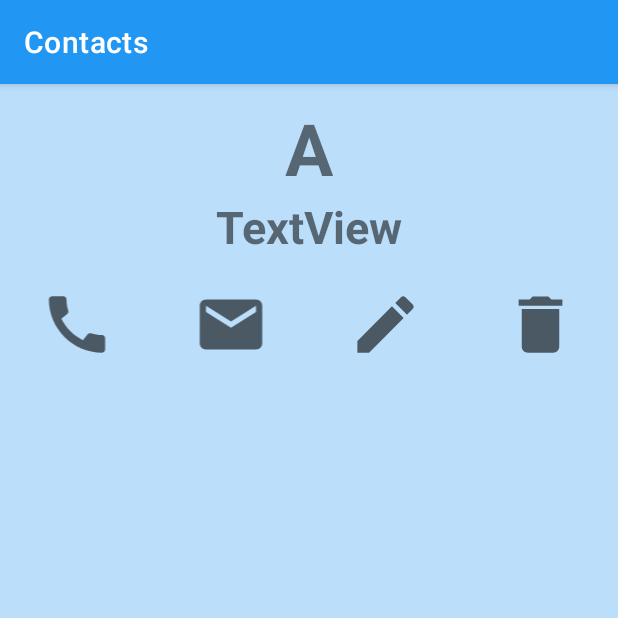
After one commit to HasanM99/ContactsAPP, an Android app: the ContactInfo screen opened directly, with no data from a screen before it, on a phone screen of 412 x 824 dp, the top half of it. The commit adds this screen. Run offline under Robolectric (Android 15) with nearby library versions, the phone set to English and light mode, and no system bars; libraries missing offline, so code that uses them is left out: com.backendless, com.backendless.async, com.backendless.exceptions; 5 statements that could not run were skipped.

Commit message:
Creating the ContactInfo.java and adding edit & delete.

```diff
--- a/app/src/main/AndroidManifest.xml
+++ b/app/src/main/AndroidManifest.xml
@@ -12,7 +12,9 @@
         android:roundIcon="@mipmap/ic_launcher_round"
         android:supportsRtl="true"
         android:theme="@style/Theme.Contacts">
-        android:networkSecurityConfig="@xml/network_security_config"
+        <activity
+            android:name=".ContactInfo"
+            android:exported="false" />
         <activity
             android:name=".ContactList"
             android:exported="false" />
--- /dev/null
+++ b/app/src/main/java/com/example/contacts/ContactInfo.java
@@ -0,0 +1,239 @@
+package com.example.contacts;
+
+import androidx.appcompat.app.AlertDialog;
+import androidx.appcompat.app.AppCompatActivity;
+
+import android.animation.Animator;
+import android.animation.AnimatorListenerAdapter;
+import android.annotation.TargetApi;
+import android.content.DialogInterface;
+import android.content.Intent;
+import android.net.Uri;
+import android.os.Build;
+import android.os.Bundle;
+import android.view.View;
+import android.widget.Button;
+import android.widget.EditText;
+import android.widget.ImageView;
+import android.widget.TextView;
+import android.widget.Toast;
+
+import com.backendless.Backendless;
+import com.backendless.async.callback.AsyncCallback;
+import com.backendless.async.callback.Result;
+import com.backendless.exceptions.BackendlessFault;
+
+import java.util.Locale;
+
+public class ContactInfo extends AppCompatActivity {
+
+    TextView tvChar, tvName;
+    ImageView ivCall, ivMail, ivEdit, ivDelete;
+    EditText etName, etMail, etTel;
+    Button btnSubmit;
+
+    private View mProgressView;
+    private View mLoginFormView;
+    private TextView tvLoad;
+
+    boolean edit = false;
+
+    @Override
+    protected void onCreate(Bundle savedInstanceState) {
+        super.onCreate(savedInstanceState);
+        setContentView(R.layout.activity_contact_info);
+
+        mLoginFormView = findViewById(R.id.login_form);
+        mProgressView = findViewById(R.id.login_progress);
+        tvLoad = findViewById(R.id.tvLoad);
+
+        tvChar = findViewById(R.id.tvChar);
+        tvName = findViewById(R.id.tvName);
+
+        ivCall = findViewById(R.id.ivCall);
+        ivMail = findViewById(R.id.ivMail);
+        ivEdit = findViewById(R.id.ivEdit);
+        ivDelete = findViewById(R.id.ivDelete);
+
+        etName = findViewById(R.id.etName);
+        etMail = findViewById(R.id.etMail);
+        etTel = findViewById(R.id.etTel);
+
+        btnSubmit = findViewById(R.id.btnSubmit);
+
+        etName.setVisibility(View.GONE);
+        etMail.setVisibility(View.GONE);
+        etTel.setVisibility(View.GONE);
+        btnSubmit.setVisibility(View.GONE);
+
+        final int index = getIntent().getIntExtra("index", 0);
+
+        etName.setText(ApplicationClass.contacts.get(index).getName());
+        etMail.setText(ApplicationClass.contacts.get(index).getEmail());
+        etTel.setText(ApplicationClass.contacts.get(index).getNumber());
+
+
+        tvChar.setText(ApplicationClass.contacts.get(index).getName().toUpperCase().charAt(0)+"");
+        tvName.setText(ApplicationClass.contacts.get(index).getName());
+
+        ivCall.setOnClickListener(new View.OnClickListener() {
+            @Override
+            public void onClick(View view) {
+                String uri = "tel:" + ApplicationClass.contacts.get(index).getNumber();
+                Intent intent = new Intent(Intent.ACTION_DIAL);
+                intent.setData(Uri.parse(uri));
+                startActivity(intent);
+            }
+        });
+
+        ivMail.setOnClickListener(new View.OnClickListener() {
+            @Override
+            public void onClick(View view) {
+                Intent intent = new Intent(Intent.ACTION_SEND);
+                intent.setType("text/html");
+                intent.putExtra(Intent.EXTRA_EMAIL, ApplicationClass.contacts.get(index).getEmail());
+                startActivity(Intent.createChooser(intent,"send mail to "+ApplicationClass.contacts.get(index).getName()));
+            }
+        });
+
+        ivEdit.setOnClickListener(new View.OnClickListener() {
+            @Override
+            public void onClick(View view) {
+                edit = !edit;
+                if (edit){
+                    etName.setVisibility(View.VISIBLE);
+                    etMail.setVisibility(View.VISIBLE);
+                    etTel.setVisibility(View.VISIBLE);
+                    btnSubmit.setVisibility(View.VISIBLE);
+                }
+                else {
+                    etName.setVisibility(View.GONE);
+                    etMail.setVisibility(View.GONE);
+                    etTel.setVisibility(View.GONE);
+                    btnSubmit.setVisibility(View.GONE);
+                }
+            }
+        });
+
+        ivDelete.setOnClickListener(new View.OnClickListener() {
+            @Override
+            public void onClick(View view) {
+                final AlertDialog.Builder dialog = new AlertDialog.Builder(ContactInfo.this);
+                dialog.setMessage("Are you sure you want to delete this contact?");
+                dialog.setPositiveButton("YES", new DialogInterface.OnClickListener() {
+                    @Override
+                    public void onClick(DialogInterface dialogInterface, int i) {
+
+                        showProgress(true);
+                        tvLoad.setText("Deleting contact..");
+
+                        Backendless.Persistence.of(Contacts.class).remove(ApplicationClass.contacts.get(index),
+                                new AsyncCallback<Long>() {
+                                    @Override
+                                    public void handleResponse(Long response) {
+                                        ApplicationClass.contacts.remove(index);
+                                        Toast.makeText(ContactInfo.this, "Contact successfully deleted!", Toast.LENGTH_SHORT).show();
+                                        setResult(RESULT_OK);
+                                        ContactInfo.this.finish();
+                                    }
+
+                                    @Override
+                                    public void handleFault(BackendlessFault fault) {
+                                        Toast.makeText(ContactInfo.this, "Error: "+ fault.getMessage(), Toast.LENGTH_SHORT).show();
+                                    }
+                                });
+
+                    }
+                });
+
+                dialog.setNegativeButton("NO", new DialogInterface.OnClickListener() {
+                    @Override
+                    public void onClick(DialogInterface dialogInterface, int i) {
+
+                    }
+                });
+
+                dialog.show();
+            }
+        });
+
+        btnSubmit.setOnClickListener(new View.OnClickListener() {
+            @Override
+            public void onClick(View view) {
+                if(etName.getText().toString().isEmpty() || etMail.getText().toString().isEmpty() || etTel.getText().toString().isEmpty()){
+                    Toast.makeText(ContactInfo.this, "Please enter all details", Toast.LENGTH_SHORT).show();
+                }
+                {
+                    ApplicationClass.contacts.get(index).setName(etName.getText().toString().trim());
+                    ApplicationClass.contacts.get(index).setEmail(etMail.getText().toString().trim());
+                    ApplicationClass.contacts.get(index).setNumber(etTel.getText().toString().trim());
+
+                    showProgress(true);
+                    tvLoad.setText("Updating contact info....");
+
+                    Backendless.Persistence.save(ApplicationClass.contacts.get(index), new AsyncCallback<Contacts>() {
+                        @Override
+                        public void handleResponse(Contacts response) {
+                            tvChar.setText(ApplicationClass.contacts.get(index).getName().toUpperCase().charAt(0)+"");
+                            tvName.setText(ApplicationClass.contacts.get(index).getName());
+                            Toast.makeText(ContactInfo.this, "Contact successfully updated!", Toast.LENGTH_SHORT).show();
+                            showProgress(false);
+                        }
+
+                        @Override
+                        public void handleFault(BackendlessFault fault) {
+                            Toast.makeText(ContactInfo.this, "Error: "+fault.getMessage(), Toast.LENGTH_SHORT).show();
+                            showProgress(false);
+                        }
+                    });
+                }
+            }
+        });
+
+
+    }
+
+
+    @TargetApi(Build.VERSION_CODES.HONEYCOMB_MR2)
+    private void showProgress(final boolean show) {
+        // On Honeycomb MR2 we have the ViewPropertyAnimator APIs, which allow
+        // for very easy animations. If available, use these APIs to fade-in
+        // the progress spinner.
+        if (Build.VERSION.SDK_INT >= Build.VERSION_CODES.HONEYCOMB_MR2) {
+            int shortAnimTime = getResources().getInteger(android.R.integer.config_shortAnimTime);
+
+            mLoginFormView.setVisibility(show ? View.GONE : View.VISIBLE);
+            mLoginFormView.animate().setDuration(shortAnimTime).alpha(
+                    show ? 0 : 1).setListener(new AnimatorListenerAdapter() {
+                @Override
+                public void onAnimationEnd(Animator animation) {
+                    mLoginFormView.setVisibility(show ? View.GONE : View.VISIBLE);
+                }
+            });
+
+            mProgressView.setVisibility(show ? View.VISIBLE : View.GONE);
+            mProgressView.animate().setDuration(shortAnimTime).alpha(
+                    show ? 1 : 0).setListener(new AnimatorListenerAdapter() {
+                @Override
+                public void onAnimationEnd(Animator animation) {
+                    mProgressView.setVisibility(show ? View.VISIBLE : View.GONE);
+                }
+            });
+
+            tvLoad.setVisibility(show ? View.VISIBLE : View.GONE);
+            tvLoad.animate().setDuration(shortAnimTime).alpha(
+                    show ? 1 : 0).setListener(new AnimatorListenerAdapter() {
+                @Override
+                public void onAnimationEnd(Animator animation) {
+                    tvLoad.setVisibility(show ? View.VISIBLE : View.GONE);
+                }
+            });
+        } else {
+            // The ViewPropertyAnimator APIs are not available, so simply show
+            // and hide the relevant UI components.
+            mProgressView.setVisibility(show ? View.VISIBLE : View.GONE);
+            tvLoad.setVisibility(show ? View.VISIBLE : View.GONE);
+            mLoginFormView.setVisibility(show ? View.GONE : View.VISIBLE);
+        }
+    }
+}
--- /dev/null
+++ b/app/src/main/res/drawable/call.xml
@@ -0,0 +1,10 @@
+<vector xmlns:android="http://schemas.android.com/apk/res/android"
+    android:width="24dp"
+    android:height="24dp"
+    android:viewportWidth="24"
+    android:viewportHeight="24"
+    android:tint="?attr/colorControlNormal">
+  <path
+      android:fillColor="#1976D2"
+      android:pathData="M20.01,15.38c-1.23,0 -2.42,-0.2 -3.53,-0.56 -0.35,-0.12 -0.74,-0.03 -1.01,0.24l-1.57,1.97c-2.83,-1.35 -5.48,-3.9 -6.89,-6.83l1.95,-1.66c0.27,-0.28 0.35,-0.67 0.24,-1.02 -0.37,-1.11 -0.56,-2.3 -0.56,-3.53 0,-0.54 -0.45,-0.99 -0.99,-0.99H4.19C3.65,3 3,3.24 3,3.99 3,13.28 10.73,21 20.01,21c0.71,0 0.99,-0.63 0.99,-1.18v-3.45c0,-0.54 -0.45,-0.99 -0.99,-0.99z"/>
+</vector>
--- /dev/null
+++ b/app/src/main/res/drawable/delete.xml
@@ -0,0 +1,10 @@
+<vector xmlns:android="http://schemas.android.com/apk/res/android"
+    android:width="24dp"
+    android:height="24dp"
+    android:viewportWidth="24"
+    android:viewportHeight="24"
+    android:tint="?attr/colorControlNormal">
+  <path
+      android:fillColor="#DF2E2E"
+      android:pathData="M6,19c0,1.1 0.9,2 2,2h8c1.1,0 2,-0.9 2,-2V7H6v12zM19,4h-3.5l-1,-1h-5l-1,1H5v2h14V4z"/>
+</vector>
--- /dev/null
+++ b/app/src/main/res/drawable/edit.xml
@@ -0,0 +1,10 @@
+<vector xmlns:android="http://schemas.android.com/apk/res/android"
+    android:width="24dp"
+    android:height="24dp"
+    android:viewportWidth="24"
+    android:viewportHeight="24"
+    android:tint="?attr/colorControlNormal">
+  <path
+      android:fillColor="#1976D2"
+      android:pathData="M3,17.25V21h3.75L17.81,9.94l-3.75,-3.75L3,17.25zM20.71,7.04c0.39,-0.39 0.39,-1.02 0,-1.41l-2.34,-2.34c-0.39,-0.39 -1.02,-0.39 -1.41,0l-1.83,1.83 3.75,3.75 1.83,-1.83z"/>
+</vector>
--- /dev/null
+++ b/app/src/main/res/drawable/mail.xml
@@ -0,0 +1,10 @@
+<vector xmlns:android="http://schemas.android.com/apk/res/android"
+    android:width="24dp"
+    android:height="24dp"
+    android:viewportWidth="24"
+    android:viewportHeight="24"
+    android:tint="?attr/colorControlNormal">
+  <path
+      android:fillColor="#1976D2"
+      android:pathData="M20,4L4,4c-1.1,0 -1.99,0.9 -1.99,2L2,18c0,1.1 0.9,2 2,2h16c1.1,0 2,-0.9 2,-2L22,6c0,-1.1 -0.9,-2 -2,-2zM20,8l-8,5 -8,-5L4,6l8,5 8,-5v2z"/>
+</vector>
--- /dev/null
+++ b/app/src/main/res/layout/activity_contact_info.xml
@@ -0,0 +1,154 @@
+<?xml version="1.0" encoding="utf-8"?>
+<LinearLayout xmlns:android="http://schemas.android.com/apk/res/android"
+    xmlns:app="http://schemas.android.com/apk/res-auto"
+    xmlns:tools="http://schemas.android.com/tools"
+    android:layout_width="match_parent"
+    android:layout_height="match_parent"
+    android:orientation="vertical"
+    android:background="#BBDEFB"
+    tools:context=".MainActivity">
+
+    <ProgressBar
+        android:id="@+id/login_progress"
+        style="?android:attr/progressBarStyleLarge"
+        android:layout_width="wrap_content"
+        android:layout_height="wrap_content"
+        android:layout_gravity="center_horizontal"
+        android:layout_marginTop="200dp"
+        android:visibility="gone" />
+
+    <TextView
+        android:id="@+id/tvLoad"
+        android:layout_width="match_parent"
+        android:layout_height="wrap_content"
+        android:layout_marginTop="25dp"
+        android:clickable="true"
+        android:focusable="true"
+        android:gravity="center_horizontal"
+        android:text="Loading...please wait..."
+        android:textStyle="bold"
+        android:visibility="gone" />
+
+    <LinearLayout
+        android:id="@+id/login_form"
+        android:layout_width="match_parent"
+        android:layout_height="match_parent"
+        android:clickable="true"
+        android:gravity="center_horizontal"
+        android:orientation="vertical">
+
+        <TextView
+            android:id="@+id/tvChar"
+            android:layout_width="wrap_content"
+            android:layout_height="wrap_content"
+            android:layout_gravity="center_horizontal"
+            android:layout_marginTop="10dp"
+            android:text="A"
+            android:textSize="48sp"
+            android:textStyle="bold" />
+
+        <TextView
+            android:id="@+id/tvName"
+            android:layout_width="match_parent"
+            android:layout_height="wrap_content"
+            android:gravity="center_horizontal"
+            android:text="TextView"
+            android:textSize="30sp"
+            android:textStyle="bold" />
+
+        <LinearLayout
+            android:layout_width="match_parent"
+            android:layout_height="wrap_content"
+            android:layout_marginTop="20dp"
+            android:orientation="horizontal">
+
+            <ImageView
+                android:id="@+id/ivCall"
+                android:layout_width="wrap_content"
+                android:layout_height="50dp"
+                android:layout_weight="1"
+                android:clickable="true"
+                app:srcCompat="@drawable/call"
+                tools:ignore="SpeakableTextPresentCheck" />
+
+            <ImageView
+                android:id="@+id/ivMail"
+                android:layout_width="wrap_content"
+                android:layout_height="50dp"
+                android:layout_weight="1"
+                android:clickable="true"
+                app:srcCompat="@drawable/mail"
+                tools:ignore="SpeakableTextPresentCheck" />
+
+            <ImageView
+                android:id="@+id/ivEdit"
+                android:layout_width="wrap_content"
+                android:layout_height="50dp"
+                android:layout_weight="1"
+                android:clickable="true"
+                app:srcCompat="@drawable/edit"
+                tools:ignore="SpeakableTextPresentCheck" />
+
+            <ImageView
+                android:id="@+id/ivDelete"
+                android:layout_width="wrap_content"
+                android:layout_height="50dp"
+                android:layout_weight="1"
+                android:clickable="true"
+                app:srcCompat="@drawable/delete"
+                tools:ignore="SpeakableTextPresentCheck" />
+
+        </LinearLayout>
+
+        <EditText
+            android:id="@+id/etName"
+            android:layout_width="match_parent"
+            android:layout_height="wrap_content"
+            android:layout_marginLeft="20dp"
+            android:layout_marginTop="30dp"
+            android:layout_marginRight="20dp"
+            android:ems="10"
+            android:gravity="center_horizontal"
+            android:hint="please enter contact name"
+            android:inputType="textPersonName" />
+
+        <EditText
+            android:id="@+id/etMail"
+            android:layout_width="match_parent"
+            android:layout_height="wrap_content"
+            android:layout_marginLeft="20dp"
+            android:layout_marginTop="10dp"
+            android:layout_marginRight="20dp"
+            android:ems="10"
+            android:gravity="center_horizontal"
+            android:hint="please enter email address"
+            android:inputType="textEmailAddress" />
+
+        <EditText
+            android:id="@+id/etTel"
+            android:layout_width="match_parent"
+            android:layout_height="wrap_content"
+            android:layout_marginLeft="20dp"
+            android:layout_marginTop="10dp"
+            android:layout_marginRight="20dp"
+            android:ems="10"
+            android:gravity="center_horizontal"
+            android:hint="please enter number"
+            android:inputType="phone" />
+
+        <Button
+            android:id="@+id/btnSubmit"
+            android:layout_width="match_parent"
+            android:layout_height="wrap_content"
+            android:layout_marginLeft="20dp"
+            android:layout_marginTop="15dp"
+            android:layout_marginRight="20dp"
+            android:text="update"
+            android:textStyle="bold"
+            app:cornerRadius="20dp" />
+
+
+    </LinearLayout>
+
+
+</LinearLayout>
--- a/app/src/main/res/layout/activity_contact_list.xml
+++ b/app/src/main/res/layout/activity_contact_list.xml
@@ -36,7 +36,7 @@
         android:orientation="vertical">
 
         <TextView
-            android:id="@+id/textView"
+            android:id="@+id/tvChar"
             android:layout_width="match_parent"
             android:layout_height="wrap_content"
             android:layout_marginTop="10dp"
```
Also changed, not shown: app/src/main/java/com/example/contacts/ContactList.java (+23 -0 lines), app/src/main/res/drawable/camera.xml (added, +10 -0 lines).
